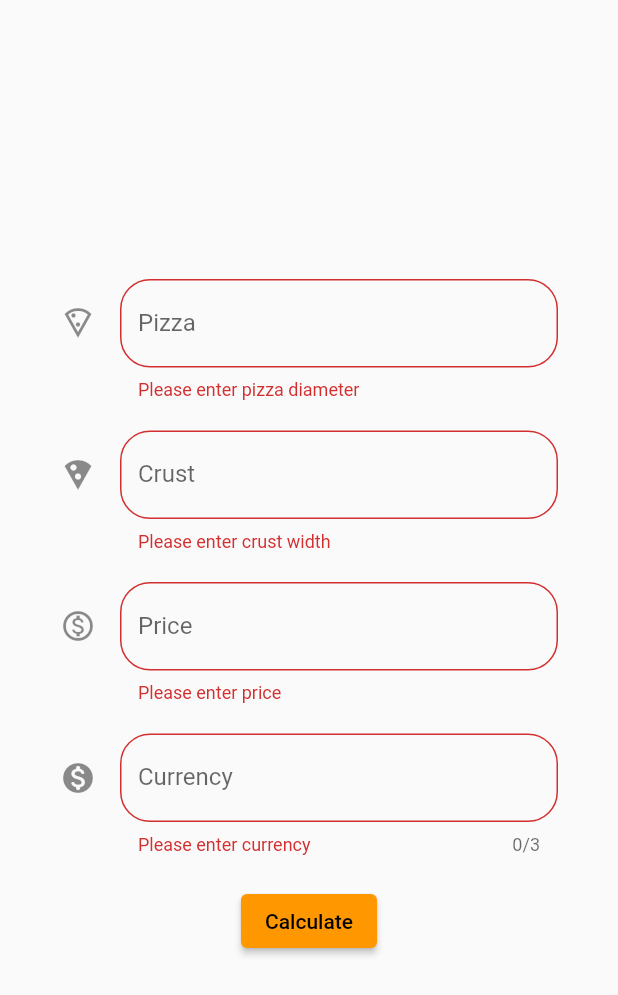
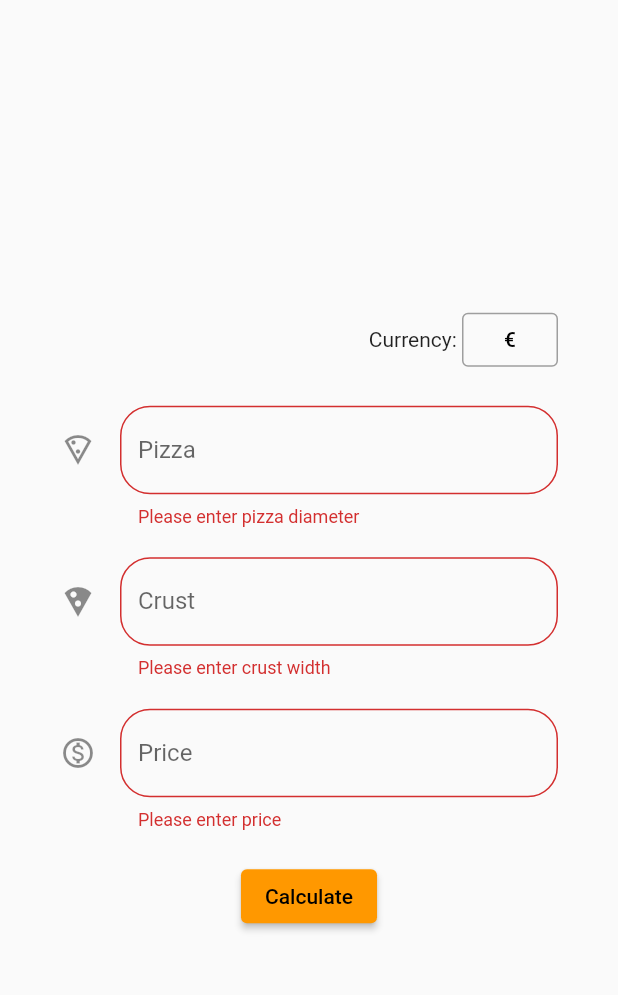
Before and after one commit to milordmariusz/Pizza_calculator, a Flutter app: the screen it shows after launch, after a tap on "Calculate", on a phone screen of 412 x 824 dp. Shown: the top 995 px of the screen. Run offline on Flutter 3.47's test engine with Material 2 defaults, Android fonts, the phone set to English and light mode, and no system bars; our stand-ins replace google_fonts, shared_preferences; missing offline and left inert: currency_picker.

Commit message:
Added sharedPreferences and update currency choice

```diff
--- a/lib/form_view.dart
+++ b/lib/form_view.dart
@@ -1,43 +1,89 @@
 import 'package:currency_picker/currency_picker.dart';
 import 'package:flutter/material.dart';
+import 'package:pizza_calculator/user_preferences.dart';
 
 import 'details_view.dart';
 
 class formView extends StatefulWidget {
-
   @override
   _formViewState createState() => _formViewState();
 }
 
-class _formViewState extends State<formView>{
+class _formViewState extends State<formView> {
   final _formKey = GlobalKey<FormState>();
   TextEditingController t1 = TextEditingController(text: '');
   TextEditingController t2 = TextEditingController(text: '');
   TextEditingController t3 = TextEditingController(text: '');
-  TextEditingController t4 = TextEditingController(text: '');
+  //TextEditingController t4 = TextEditingController(text: '');
+  String userCurrency = "";
+
+  @override
+  void initState() {
+    super.initState();
+
+    userCurrency = UserPreferences.getCurrency() ?? "\u{20AC}";
+  }
 
   @override
   Widget build(BuildContext context) {
     return Scaffold(
         body: Form(
             key: _formKey,
+            child: Center(
               child: Padding(
-              padding: EdgeInsets.symmetric(horizontal: 40),
+                padding: EdgeInsets.fromLTRB(40, 0, 40, 0),
+                child: SingleChildScrollView(
                   child: Column(
                     mainAxisAlignment: MainAxisAlignment.center,
                     children: [
+                      _currencyRow(),
+                      const SizedBox(height: 20),
                       _pizzaDiameter(),
                       const SizedBox(height: 20),
                       _crustWidth(),
                       const SizedBox(height: 20),
                       _price(),
                       const SizedBox(height: 20),
-                  _currency(),
-                  const SizedBox(height: 20),
+                      // _currency(),
+                      // const SizedBox(height: 20),
                       _calculateButton(context),
                     ],
                   ),
+                ),
+              ),
             )));
+  }
+
+  Widget _currencyRow() {
+    return Row(
+      mainAxisAlignment: MainAxisAlignment.end,
+      children: [
+        Text("Currency: "),
+        ElevatedButton(
+            onPressed: () {
+              showCurrencyPicker(
+                context: context,
+                showFlag: true,
+                showCurrencyName: true,
+                showCurrencyCode: true,
+                onSelect: (Currency currency) async {
+                  await UserPreferences.setCurrency(userCurrency);
+                  this.userCurrency = currency.symbol;
+                  setState(() {});
+                },
+                favorite: ['PLN'],
+              );
+            },
+            style: ElevatedButton.styleFrom(
+                primary: Colors.transparent,
+                shadowColor: Colors.transparent,
+                side: BorderSide(
+                  width: 1.0,
+                  color: Colors.grey,
+                )),
+            child: Text(userCurrency))
+      ],
+    );
   }
 
   Widget _pizzaDiameter() {
@@ -47,6 +93,7 @@ class _formViewState extends State<formView>{
       controller: t1,
       decoration: InputDecoration(
           icon: Icon(Icons.local_pizza_outlined),
+          suffixText: "cm",
           hintText: 'Enter pizza diameter (cm)',
           labelText: 'Pizza',
           fillColor: Colors.orange,
@@ -54,6 +101,9 @@ class _formViewState extends State<formView>{
       validator: (value) {
         if (value == null || value.isEmpty) {
           return 'Please enter pizza diameter';
+        } else if (double.parse(t1.text.replaceAll(",", ".")) <
+            double.parse(t2.text.replaceAll(",", "."))) {
+          return 'Pizza can\'t be smaller than crust';
         } else if (value.contains('-') ||
             value.contains(' ') ||
             (value.indexOf('.') != value.lastIndexOf('.')) ||
@@ -73,6 +123,7 @@ class _formViewState extends State<formView>{
       controller: t2,
       decoration: InputDecoration(
           icon: Icon(Icons.local_pizza),
+          suffixText: "cm",
           hintText: 'Enter crust width (cm)',
           labelText: 'Crust',
           fillColor: Colors.orange,
@@ -80,6 +131,9 @@ class _formViewState extends State<formView>{
       validator: (value) {
         if (value == null || value.isEmpty) {
           return 'Please enter crust width';
+        } else if (double.parse(t1.text.replaceAll(",", ".")) <
+            double.parse(t2.text.replaceAll(",", "."))) {
+          return 'Pizza can\'t be smaller than crust';
         } else if (value.contains('-') ||
             value.contains(' ') ||
             (value.indexOf('.') != value.lastIndexOf('.')) ||
@@ -99,6 +153,7 @@ class _formViewState extends State<formView>{
       controller: t3,
       decoration: InputDecoration(
           icon: Icon(Icons.monetization_on_outlined),
+          suffixText: userCurrency,
           hintText: 'Enter pizza price',
           labelText: 'Price',
           fillColor: Colors.orange,
@@ -118,32 +173,32 @@ class _formViewState extends State<formView>{
     );
   }
 
-  Widget _currency() {
-    return TextFormField(
-      keyboardType: TextInputType.text,
-      maxLength: 3,
-      cursorColor: Colors.orange,
-      controller: t4,
-      decoration: InputDecoration(
-          icon: Icon(Icons.monetization_on_rounded),
-          hintText: 'Enter currency',
-          labelText: 'Currency',
-          fillColor: Colors.orange,
-          border: OutlineInputBorder(borderRadius: BorderRadius.circular(20))),
-      validator: (value) {
-        if (value == null || value.isEmpty) {
-          return 'Please enter currency';
-        } else if (value.contains('-') ||
-            value.contains(' ') ||
-            (value.indexOf('.') != value.lastIndexOf('.')) ||
-            (value.indexOf(',') != value.lastIndexOf(',')) ||
-            (value.contains('.') && (value.contains(',')))) {
-          return 'Invalid data';
-        }
-        return null;
-      },
-    );
-  }
+  // Widget _currency() {
+  //   return TextFormField(
+  //     keyboardType: TextInputType.text,
+  //     maxLength: 3,
+  //     cursorColor: Colors.orange,
+  //     controller: t4,
+  //     decoration: InputDecoration(
+  //         icon: Icon(Icons.monetization_on_rounded),
+  //         hintText: 'Enter currency',
+  //         labelText: 'Currency',
+  //         fillColor: Colors.orange,
+  //         border: OutlineInputBorder(borderRadius: BorderRadius.circular(20))),
+  //     validator: (value) {
+  //       if (value == null || value.isEmpty) {
+  //         return 'Please enter currency';
+  //       } else if (value.contains('-') ||
+  //           value.contains(' ') ||
+  //           (value.indexOf('.') != value.lastIndexOf('.')) ||
+  //           (value.indexOf(',') != value.lastIndexOf(',')) ||
+  //           (value.contains('.') && (value.contains(',')))) {
+  //         return 'Invalid data';
+  //       }
+  //       return null;
+  //     },
+  //   );
+  // }
 
   Widget _calculateButton(BuildContext context) {
     return ElevatedButton(
@@ -156,7 +211,7 @@ class _formViewState extends State<formView>{
                         pizza: double.parse(t1.text.replaceAll(",", ".")),
                         crust: double.parse(t2.text.replaceAll(",", ".")),
                         price: double.parse(t3.text.replaceAll(",", ".")),
-                    currency: t4.text,
+                        currency: userCurrency,
                       )));
         }
       },
--- a/lib/main.dart
+++ b/lib/main.dart
@@ -1,8 +1,14 @@
 import 'package:flutter/material.dart';
+import 'package:flutter/services.dart';
 import 'package:pizza_calculator/form_view.dart';
+import 'package:pizza_calculator/user_preferences.dart';
 
 void main() async {
   WidgetsFlutterBinding.ensureInitialized();
+
+  SystemChrome.setPreferredOrientations([DeviceOrientation.portraitUp]);
+
+  await UserPreferences.init();
 
   runApp(const MyApp());
 }
--- /dev/null
+++ b/lib/user_preferences.dart
@@ -0,0 +1,15 @@
+import 'package:shared_preferences/shared_preferences.dart';
+
+class UserPreferences{
+  static SharedPreferences? _preferences;
+
+  static const _keyCurrency = 'currency';
+
+  static Future init() async =>
+      _preferences = await SharedPreferences.getInstance();
+
+  static Future setCurrency(String currency) async =>
+      await _preferences!.setString(_keyCurrency, currency);
+
+  static String? getCurrency() => _preferences!.getString(_keyCurrency);
+}
--- a/pubspec.yaml
+++ b/pubspec.yaml
@@ -32,6 +32,7 @@ dependencies:
   flutter_bloc: ^8.0.1
   google_fonts: 2.2.0
   currency_picker: ^2.0.3
+  shared_preferences:
 
 
   # The following adds the Cupertino Icons font to your application.
```
Also changed, not shown: pubspec.lock. Lines whose indentation alone changed are shown as unchanged.
